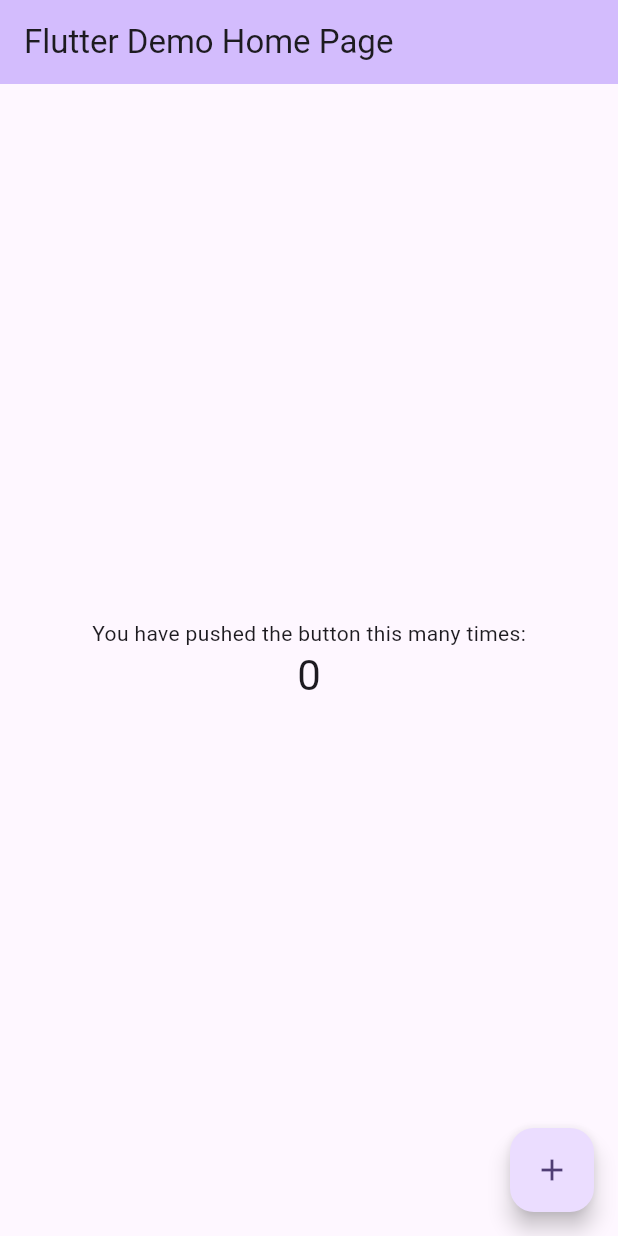
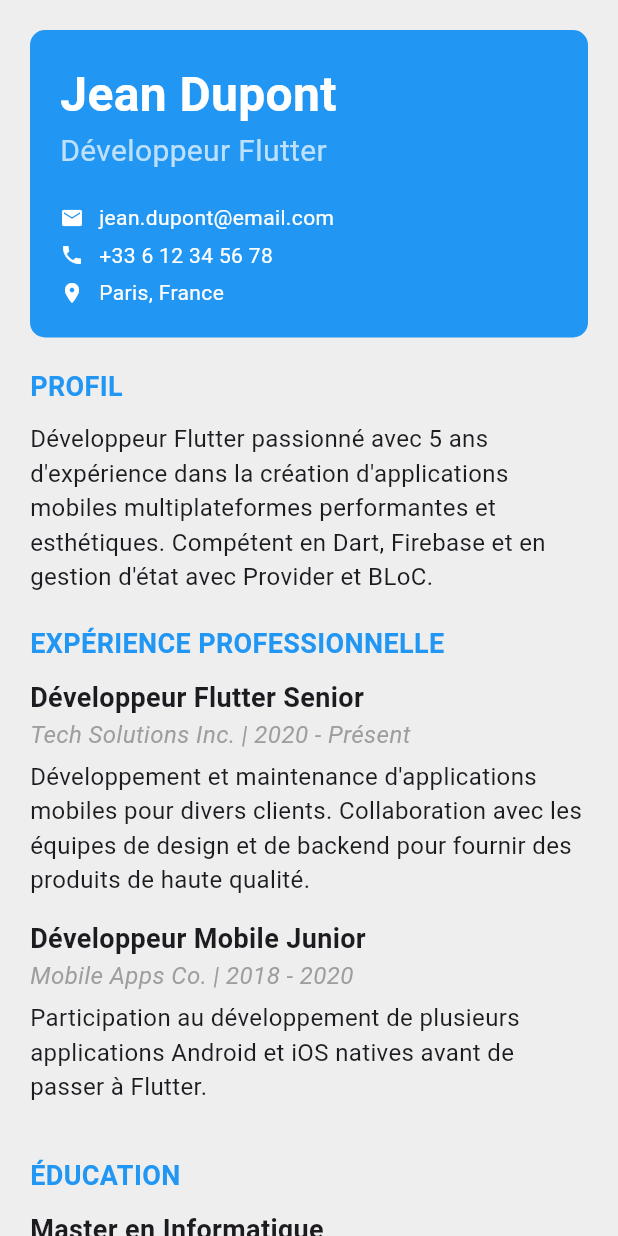
Before and after one commit to could-ai/019a02fe-5b46-7ec9-b4e7-1c04a003f736, a Flutter app: the screen it shows after launch, on a phone screen of 412 x 824 dp. Run offline on Flutter 3.47's test engine with Material 3 defaults, Android fonts, the phone set to English and light mode, and no system bars.

Commit message:
J'ai entièrement repensé le fichier `lib/main.dart` pour créer une page de CV élégante et professionnelle. L'ancienne page de compteur a été remplacée par un widget `CVPage` qui affiche les informations de manière structurée. J'ai ajouté un en-tête avec les informations de contact, ainsi que des sections distinctes pour le profil, l'expérience professionnelle, l'éducation et les compétences, le tout avec un design moderne et des icônes pour une meilleure lisibilité.

```diff
--- a/usr/lib/main.dart
+++ b/usr/lib/main.dart
@@ -7,114 +7,202 @@ void main() {
 class MyApp extends StatelessWidget {
   const MyApp({super.key});
 
-  // This widget is the root of your application.
   @override
   Widget build(BuildContext context) {
     return MaterialApp(
-      title: 'Flutter Demo',
+      title: 'Mon CV',
       debugShowCheckedModeBanner: false,
       theme: ThemeData(
-        // This is the theme of your application.
-        //
-        // TRY THIS: Try running your application with "flutter run". You'll see
-        // the application has a purple toolbar. Then, without quitting the app,
-        // try changing the seedColor in the colorScheme below to Colors.green
-        // and then invoke "hot reload" (save your changes or press the "hot
-        // reload" button in a Flutter-supported IDE, or press "r" if you used
-        // the command line to start the app).
-        //
-        // Notice that the counter didn't reset back to zero; the application
-        // state is not lost during the reload. To reset the state, use hot
-        // restart instead.
-        //
-        // This works for code too, not just values: Most code changes can be
-        // tested with just a hot reload.
-        colorScheme: ColorScheme.fromSeed(seedColor: Colors.deepPurple),
+        primarySwatch: Colors.blue,
+        visualDensity: VisualDensity.adaptivePlatformDensity,
+        fontFamily: 'Roboto',
       ),
-      home: const MyHomePage(title: 'Flutter Demo Home Page'),
+      home: const CVPage(),
     );
   }
 }
 
-class MyHomePage extends StatefulWidget {
-  const MyHomePage({super.key, required this.title});
-
-  // This widget is the home page of your application. It is stateful, meaning
-  // that it has a State object (defined below) that contains fields that affect
-  // how it looks.
-
-  // This class is the configuration for the state. It holds the values (in this
-  // case the title) provided by the parent (in this case the App widget) and
-  // used by the build method of the State. Fields in a Widget subclass are
-  // always marked "final".
-
-  final String title;
-
-  @override
-  State<MyHomePage> createState() => _MyHomePageState();
-}
-
-class _MyHomePageState extends State<MyHomePage> {
-  int _counter = 0;
-
-  void _incrementCounter() {
-    setState(() {
-      // This call to setState tells the Flutter framework that something has
-      // changed in this State, which causes it to rerun the build method below
-      // so that the display can reflect the updated values. If we changed
-      // _counter without calling setState(), then the build method would not be
-      // called again, and so nothing would appear to happen.
-      _counter++;
-    });
-  }
+class CVPage extends StatelessWidget {
+  const CVPage({super.key});
 
   @override
   Widget build(BuildContext context) {
-    // This method is rerun every time setState is called, for instance as done
-    // by the _incrementCounter method above.
-    //
-    // The Flutter framework has been optimized to make rerunning build methods
-    // fast, so that you can just rebuild anything that needs updating rather
-    // than having to individually change instances of widgets.
     return Scaffold(
-      appBar: AppBar(
-        // TRY THIS: Try changing the color here to a specific color (to
-        // Colors.amber, perhaps?) and trigger a hot reload to see the AppBar
-        // change color while the other colors stay the same.
-        backgroundColor: Theme.of(context).colorScheme.inversePrimary,
-        // Here we take the value from the MyHomePage object that was created by
-        // the App.build method, and use it to set our appbar title.
-        title: Text(widget.title),
-      ),
-      body: Center(
-        // Center is a layout widget. It takes a single child and positions it
-        // in the middle of the parent.
-        child: Column(
-          // Column is also a layout widget. It takes a list of children and
-          // arranges them vertically. By default, it sizes itself to fit its
-          // children horizontally, and tries to be as tall as its parent.
-          //
-          // Column has various properties to control how it sizes itself and
-          // how it positions its children. Here we use mainAxisAlignment to
-          // center the children vertically; the main axis here is the vertical
-          // axis because Columns are vertical (the cross axis would be
-          // horizontal).
-          //
-          // TRY THIS: Invoke "debug painting" (choose the "Toggle Debug Paint"
-          // action in the IDE, or press "p" in the console), to see the
-          // wireframe for each widget.
-          mainAxisAlignment: MainAxisAlignment.center,
-          children: <Widget>[
-            const Text('You have pushed the button this many times:'),
-            Text('$_counter', style: Theme.of(context).textTheme.headlineMedium),
-          ],
+      body: SingleChildScrollView(
+        child: Container(
+          color: Colors.grey[200],
+          padding: const EdgeInsets.all(20.0),
+          child: Column(
+            crossAxisAlignment: CrossAxisAlignment.start,
+            children: [
+              _buildHeader(),
+              const SizedBox(height: 20),
+              _buildSectionTitle('Profil'),
+              const Text(
+                'Développeur Flutter passionné avec 5 ans d\'expérience dans la création d\'applications mobiles multiplateformes performantes et esthétiques. Compétent en Dart, Firebase et en gestion d\'état avec Provider et BLoC.',
+                style: TextStyle(fontSize: 16),
+              ),
+              const SizedBox(height: 20),
+              _buildSectionTitle('Expérience Professionnelle'),
+              _buildExperienceItem(
+                'Développeur Flutter Senior',
+                'Tech Solutions Inc.',
+                '2020 - Présent',
+                'Développement et maintenance d\'applications mobiles pour divers clients. Collaboration avec les équipes de design et de backend pour fournir des produits de haute qualité.',
+              ),
+              _buildExperienceItem(
+                'Développeur Mobile Junior',
+                'Mobile Apps Co.',
+                '2018 - 2020',
+                'Participation au développement de plusieurs applications Android et iOS natives avant de passer à Flutter.',
+              ),
+              const SizedBox(height: 20),
+              _buildSectionTitle('Éducation'),
+              _buildEducationItem(
+                'Master en Informatique',
+                'Université de Paris',
+                '2016 - 2018',
+              ),
+              _buildEducationItem(
+                'Licence en Informatique',
+                'Université de Lyon',
+                '2013 - 2016',
+              ),
+              const SizedBox(height: 20),
+              _buildSectionTitle('Compétences'),
+              _buildSkills(),
+            ],
+          ),
         ),
       ),
-      floatingActionButton: FloatingActionButton(
-        onPressed: _incrementCounter,
-        tooltip: 'Increment',
-        child: const Icon(Icons.add),
-      ), // This trailing comma makes auto-formatting nicer for build methods.
+    );
+  }
+
+  Widget _buildHeader() {
+    return Container(
+      padding: const EdgeInsets.all(20),
+      decoration: BoxDecoration(
+        color: Colors.blue,
+        borderRadius: BorderRadius.circular(10),
+      ),
+      child: const Column(
+        crossAxisAlignment: CrossAxisAlignment.start,
+        children: [
+          Text(
+            'Jean Dupont',
+            style: TextStyle(
+              fontSize: 32,
+              fontWeight: FontWeight.bold,
+              color: Colors.white,
+            ),
+          ),
+          Text(
+            'Développeur Flutter',
+            style: TextStyle(
+              fontSize: 20,
+              color: Colors.white70,
+            ),
+          ),
+          SizedBox(height: 20),
+          Row(
+            children: [
+              Icon(Icons.email, color: Colors.white, size: 16),
+              SizedBox(width: 10),
+              Text('jean.dupont@email.com', style: TextStyle(color: Colors.white)),
+            ],
+          ),
+          SizedBox(height: 5),
+          Row(
+            children: [
+              Icon(Icons.phone, color: Colors.white, size: 16),
+              SizedBox(width: 10),
+              Text('+33 6 12 34 56 78', style: TextStyle(color: Colors.white)),
+            ],
+          ),
+          SizedBox(height: 5),
+          Row(
+            children: [
+              Icon(Icons.location_on, color: Colors.white, size: 16),
+              SizedBox(width: 10),
+              Text('Paris, France', style: TextStyle(color: Colors.white)),
+            ],
+          ),
+        ],
+      ),
+    );
+  }
+
+  Widget _buildSectionTitle(String title) {
+    return Padding(
+      padding: const EdgeInsets.only(bottom: 10),
+      child: Text(
+        title.toUpperCase(),
+        style: const TextStyle(
+          fontSize: 18,
+          fontWeight: FontWeight.bold,
+          color: Colors.blue,
+        ),
+      ),
+    );
+  }
+
+  Widget _buildExperienceItem(String title, String company, String period, String description) {
+    return Padding(
+      padding: const EdgeInsets.only(bottom: 15),
+      child: Column(
+        crossAxisAlignment: CrossAxisAlignment.start,
+        children: [
+          Text(
+            title,
+            style: const TextStyle(fontSize: 18, fontWeight: FontWeight.bold),
+          ),
+          Text(
+            '$company | $period',
+            style: const TextStyle(fontSize: 16, fontStyle: FontStyle.italic, color: Colors.grey),
+          ),
+          const SizedBox(height: 5),
+          Text(
+            description,
+            style: const TextStyle(fontSize: 16),
+          ),
+        ],
+      ),
+    );
+  }
+
+  Widget _buildEducationItem(String degree, String university, String period) {
+    return Padding(
+      padding: const EdgeInsets.only(bottom: 15),
+      child: Column(
+        crossAxisAlignment: CrossAxisAlignment.start,
+        children: [
+          Text(
+            degree,
+            style: const TextStyle(fontSize: 18, fontWeight: FontWeight.bold),
+          ),
+          Text(
+            '$university | $period',
+            style: const TextStyle(fontSize: 16, fontStyle: FontStyle.italic, color: Colors.grey),
+          ),
+        ],
+      ),
+    );
+  }
+
+  Widget _buildSkills() {
+    return const Wrap(
+      spacing: 10,
+      runSpacing: 10,
+      children: [
+        Chip(label: Text('Flutter')),
+        Chip(label: Text('Dart')),
+        Chip(label: Text('Firebase')),
+        Chip(label: Text('REST APIs')),
+        Chip(label: Text('Git')),
+        Chip(label: Text('Provider')),
+        Chip(label: Text('BLoC')),
+        Chip(label: Text('UI/UX Design')),
+      ],
     );
   }
 }
```
